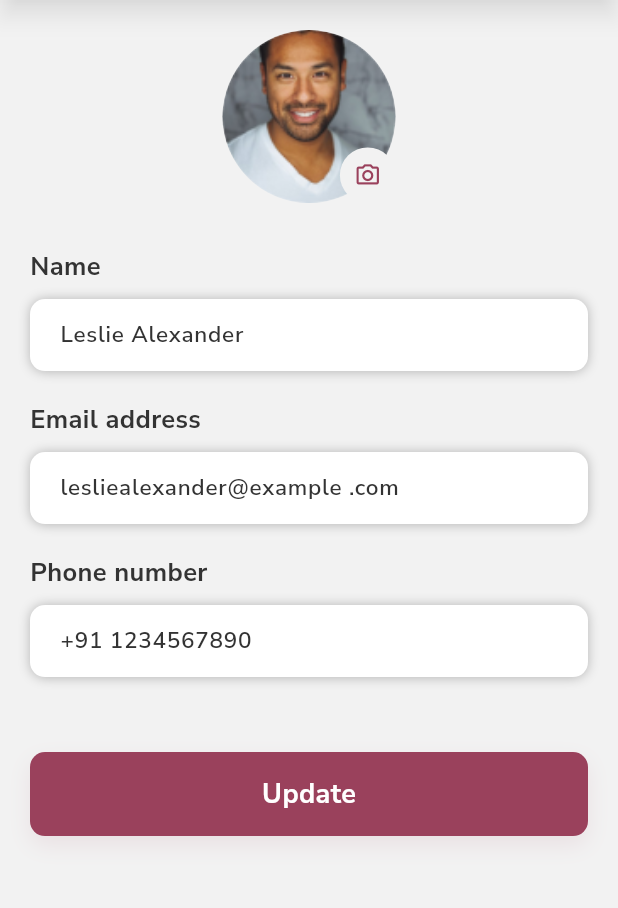
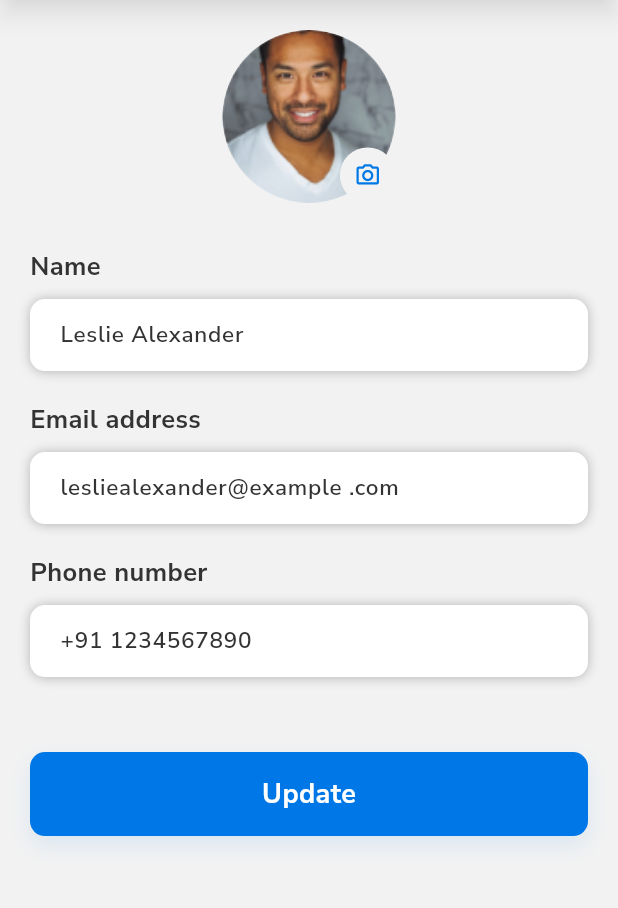
Before and after one commit to indadul-hoque/Finalan_Techno_User_App, a Flutter app: the AccountScreen screen opened directly, after a tap on an icon or button, on a phone screen of 412 x 824 dp, the part 84-992 px from its top. Run offline on Flutter 3.47's test engine with Material 3 defaults, Android fonts, the phone set to English and light mode, and no system bars; our stand-ins replace blurrycontainer, dotted_border, flutter_spinkit, font_awesome_flutter, google_maps_flutter, intl_phone_field and 3 more; missing offline and left inert: onboarding, shape_of_view_null_safe; accounts and stored records are empty.

Commit message:
Base Color Changed

```diff
--- a/lib/theme/theme.dart
+++ b/lib/theme/theme.dart
@@ -1,6 +1,6 @@
 import 'package:flutter/material.dart';
 
-const Color primaryColor = Color(0xFF9A415C);
+const Color primaryColor = Color(0xFF0077E6);
 const Color blackColor = Colors.black;
 const Color whiteColor = Colors.white;
 const Color black33Color = Color(0xFF333333);
```
